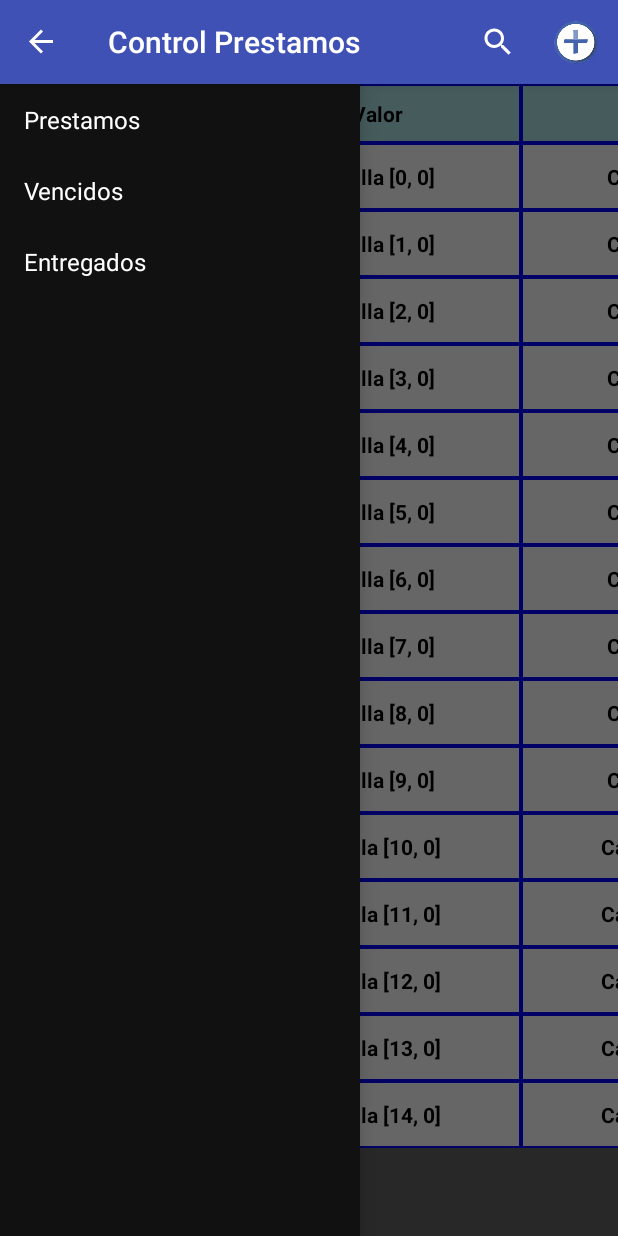
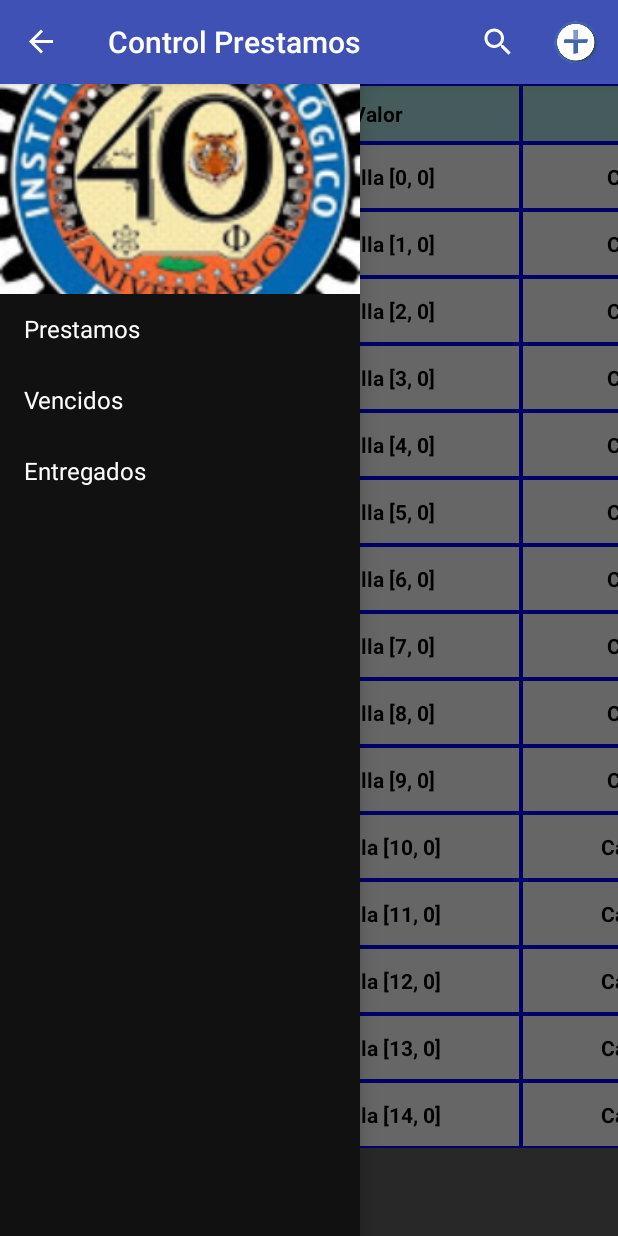
Before and after one commit to ManuelChan96/Tap-U5-AndroidProject, an Android app: the screen it shows after launch (MainActivity), with the side drawer open, on a phone screen of 412 x 824 dp. Run offline under Robolectric (Android 15) with nearby library versions, the phone set to English and light mode, and no system bars.

```diff
--- a/app/src/main/java/com/example/josediego/tap_u5_proyectoandroid/MainActivity.java
+++ b/app/src/main/java/com/example/josediego/tap_u5_proyectoandroid/MainActivity.java
@@ -1,9 +1,6 @@
 package com.example.josediego.tap_u5_proyectoandroid;
 
-
-import android.content.ClipData.*;
 import android.content.Intent;
-import android.location.GpsStatus;
 import android.support.v4.app.ActivityCompat;
 import android.support.v4.view.MenuItemCompat;
 import android.support.v7.app.ActionBarDrawerToggle;
@@ -12,18 +9,14 @@ import android.os.Bundle;
 import android.support.v7.widget.SearchView;
 import android.view.Menu;
 import android.view.MenuItem;
-import android.widget.Button;
 import android.widget.TableLayout;
-
 import android.support.v4.widget.DrawerLayout;
 import android.view.View;
 import android.widget.ArrayAdapter;
 import android.widget.ListView;
-
 import java.util.ArrayList;
 
 public class MainActivity extends AppCompatActivity {
-
     private String[] items;
     private DrawerLayout mDrawerLayout;
     private ListView mDrawerList;
@@ -35,8 +28,7 @@ public class MainActivity extends AppCompatActivity {
         setContentView(R.layout.activity_main);
         Tabla tabla = new Tabla(this, (TableLayout)findViewById(R.id.tabla));
         tabla.agregarCabecera(R.array.cabecera_tabla);
-        for(int i = 0; i < 15; i++)
-        {
+        for(int i = 0; i < 15; i++){
             ArrayList<String> elementos = new ArrayList<String>();
             elementos.add(Integer.toString(i));
             elementos.add("Casilla [" + i + ", 0]");
@@ -45,13 +37,11 @@ public class MainActivity extends AppCompatActivity {
             elementos.add("Casilla [" + i + ", 3]");
             tabla.agregarFilaTabla(elementos);
         }
-
         items = getResources().getStringArray(R.array.items_array);
         mDrawerLayout = (DrawerLayout) findViewById(R.id.drawer_layout);
         mDrawerList = (ListView) findViewById(R.id.left_drawer);
-        //View header= getLayoutInflater().inflate(R.layout.header, null);
-        //mDrawerList.addHeaderView(header);
-
+        View header= getLayoutInflater().inflate(R.layout.header, null);
+        mDrawerList.addHeaderView(header);
         drawerToggle = new ActionBarDrawerToggle(this,
                 mDrawerLayout, R.string.abierto, R.string.cerrado) {
             @Override
@@ -59,54 +49,35 @@ public class MainActivity extends AppCompatActivity {
                 super.onDrawerClosed(draweView);
                 ActivityCompat.invalidateOptionsMenu(MainActivity.this);
             }
-
             @Override
             public void onDrawerOpened(View draweView){
                 super.onDrawerOpened(draweView);
                 ActivityCompat.invalidateOptionsMenu(MainActivity.this);
-
             }
-
         };
-
         mDrawerLayout.setDrawerListener(drawerToggle);
         getSupportActionBar().setDisplayHomeAsUpEnabled(true);
         getSupportActionBar().setHomeButtonEnabled(true);
-
         // Set the adapter for the list view
         mDrawerList.setAdapter(new ArrayAdapter<String>(this,
                 R.layout.drawer_list_item, items));
         // Set the list's click listener
         //mDrawerList.setOnItemClickListener(new DrawerItemClickListener());
-        /*MenuItem add = (MenuItem)findViewById(R.id.new_Object_id);
-        add.setOnMenuItemClickListener(new MenuItem.OnMenuItemClickListener(){
-            @Override
-            public boolean onMenuItemClick(MenuItem menuItem) {
-                agregarNuevo();
-                return true;
-            }
-        });*/
     }
-
     public boolean onOptionsItemSelected(MenuItem item) {
         // Handle action bar item clicks here. The action bar will
         // automatically handle clicks on the Home/Up button, so long
         // as you specify a parent activity in AndroidManifest.xml.
-
         if (drawerToggle.onOptionsItemSelected(item)) {
             return true;
         }
-
         int id = item.getItemId();
-
         /*//noinspection SimplifiableIfStatement
         if (id == R.id.action_settings) {
             return true;
         }*/
-
         return super.onOptionsItemSelected(item);
     }
-
     @Override
     public boolean onCreateOptionsMenu(Menu menu){
         getMenuInflater().inflate(R.menu.main, menu);
@@ -122,7 +93,6 @@ public class MainActivity extends AppCompatActivity {
         });
         return true;
     }
-
     @Override
     protected void onPostCreate(Bundle savedInstanceState) {
         super.onPostCreate(savedInstanceState);
@@ -132,7 +102,4 @@ public class MainActivity extends AppCompatActivity {
         intent = new Intent(this, NewObject.class);
         startActivity(intent);
     }
-    /*public void OnClickNuevo(View vista){
-        this.agregarNuevo();
-    }*/
 }
--- a/app/src/main/res/layout/drawer_list_item.xml
+++ b/app/src/main/res/layout/drawer_list_item.xml
@@ -6,6 +6,8 @@
     android:gravity="center_vertical"
     android:paddingLeft="16dp"
     android:paddingRight="16dp"
+    android:paddingTop="10dp"
+    android:paddingBottom="10dp"
     android:textColor="#fff"
     android:background="?android:attr/activatedBackgroundIndicator"
     android:minHeight="?android:attr/listPreferredItemHeightSmall"/>
--- /dev/null
+++ b/app/src/main/res/layout/header.xml
@@ -0,0 +1,14 @@
+<?xml version="1.0" encoding="utf-8"?>
+<FrameLayout xmlns:android="http://schemas.android.com/apk/res/android"
+    android:orientation="vertical"
+    android:layout_width="match_parent"
+    android:layout_height="match_parent"
+    >
+    <ImageView
+        android:id="@+id/backgrd"
+        android:layout_width="fill_parent"
+        android:layout_height="fill_parent"
+        android:src="@drawable/tec40"
+        android:scaleType="centerCrop"/>
+
+</FrameLayout>
```
Also changed, not shown: app/src/main/res/layout/activity_new_object.xml (+0 -19 lines), app/src/main/res/drawable/tec40.JPG (added).
